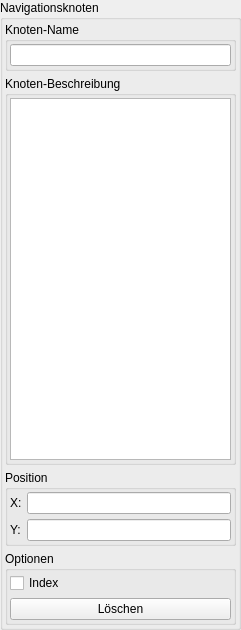
Qt form trunk/editor/toolWidgetNavigationPointNew.ui (BackupTheBerlios/bbuilder-svn) before a commit.
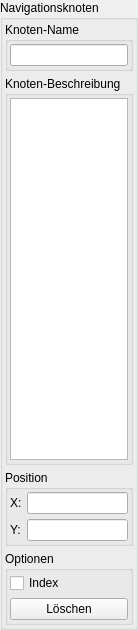
The same form after that commit.

Patch:
```diff
--- a/trunk/editor/toolWidgetNavigationPointNew.ui
+++ b/trunk/editor/toolWidgetNavigationPointNew.ui
@@ -8,7 +8,7 @@
    <rect>
     <x>0</x>
     <y>0</y>
-    <width>241</width>
+    <width>138</width>
     <height>630</height>
    </rect>
   </property>
```
Left out of the diff: 8 changed lines with no effect on the pictures.
